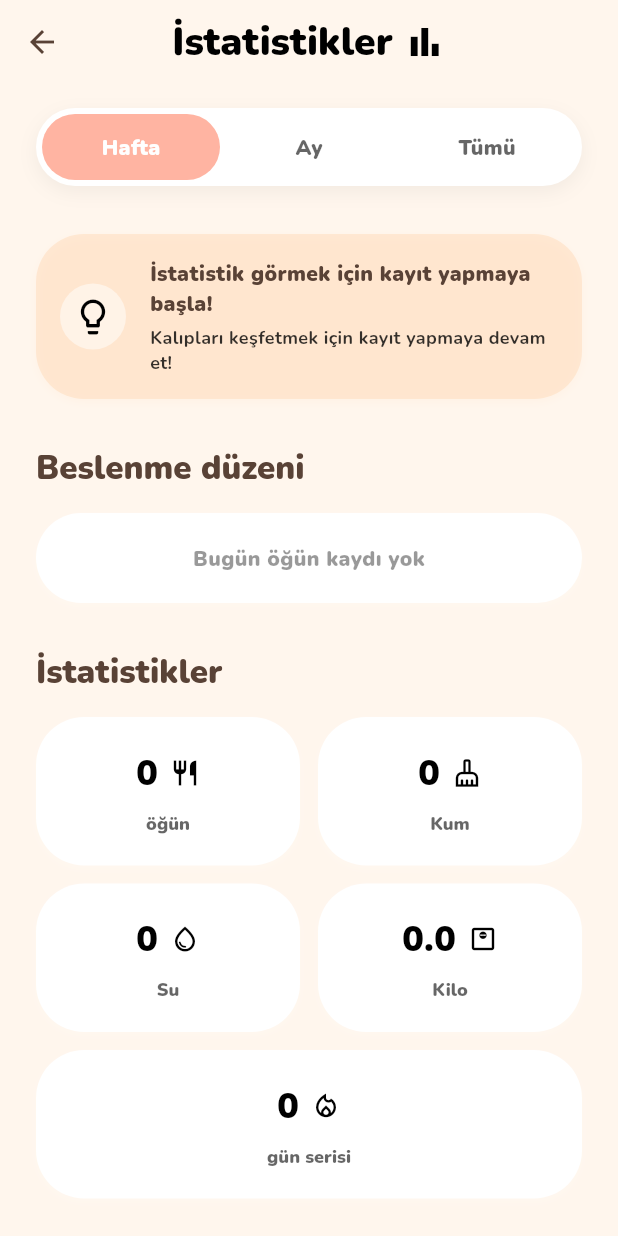
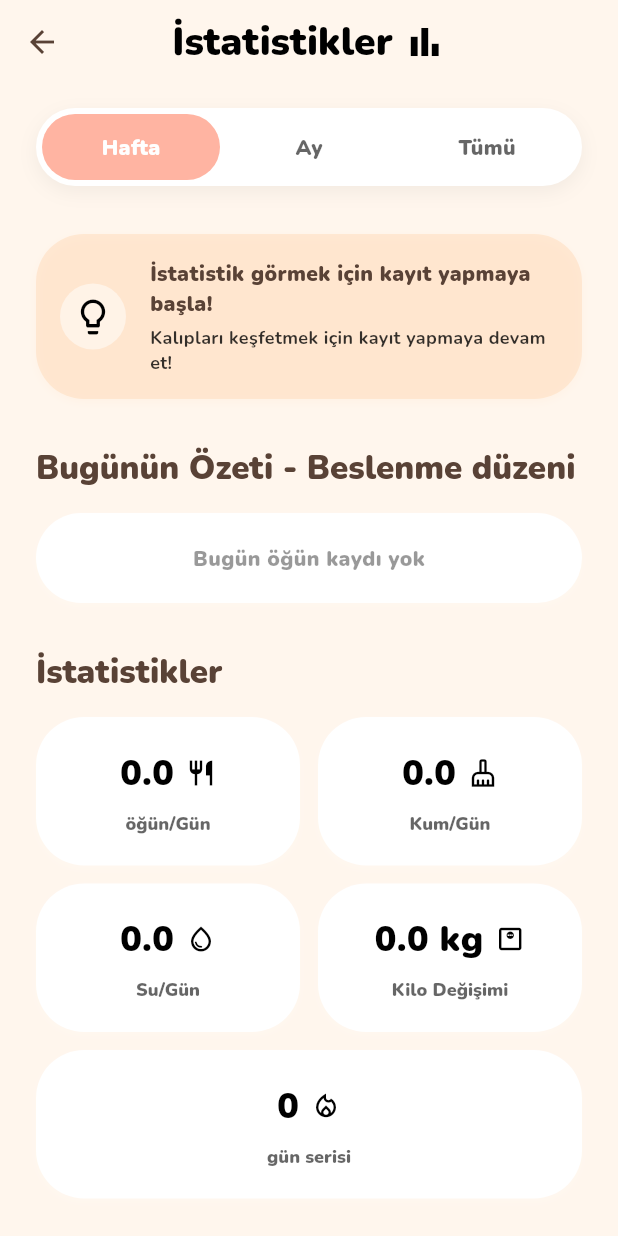
Before and after one commit to MuhammetEminGerim/kedo-takip, a Flutter app: the AnalyticsScreen screen opened directly, on a phone screen of 412 x 824 dp. Run offline on Flutter 3.47's test engine with Material 3 defaults, Android fonts, the phone set to English and light mode, and no system bars; our stand-ins replace fl_chart, fluentui_system_icons, flutter_image_compress, flutter_local_notifications, flutter_riverpod, flutter_secure_storage and 7 more; missing offline and left inert: exif; accounts and stored records are empty.

Commit message:
update analytics logic and care history layout

```diff
--- a/lib/features/analytics/screens/analytics_screen.dart
+++ b/lib/features/analytics/screens/analytics_screen.dart
@@ -44,15 +44,42 @@ class _AnalyticsScreenState extends ConsumerState<AnalyticsScreen> {
     int daysBack = _selectedTab == 'Week' ? 7 : _selectedTab == 'Month' ? 30 : 365;
     final startDate = today.subtract(Duration(days: daysBack - 1));
 
+    // Calculate effective days for averages
+    int effectiveDays = daysBack;
+    if (careLogs.isNotEmpty) {
+      final firstLogDate = careLogs.map((l) => l.timestamp).reduce((a, b) => a.isBefore(b) ? a : b);
+      final daysSinceFirstLog = today.difference(DateTime(firstLogDate.year, firstLogDate.month, firstLogDate.day)).inDays + 1;
+      if (daysSinceFirstLog < effectiveDays) {
+        effectiveDays = daysSinceFirstLog > 0 ? daysSinceFirstLog : 1;
+      }
+    } else {
+      effectiveDays = 1;
+    }
+
     // Filter records by time range
     final filteredLogs = careLogs.where((l) => l.timestamp.isAfter(startDate)).toList();
 
-    // Calculate real stats
+    // Calculate averages
     final totalMeals = filteredLogs.where((l) => l.type == 'food').length;
+    final avgMeals = (totalMeals / effectiveDays).toStringAsFixed(1);
+
     final totalLitter = filteredLogs.where((l) => l.type == 'litter').length;
+    final avgLitter = (totalLitter / effectiveDays).toStringAsFixed(1);
+
     final totalWater = filteredLogs.where((l) => l.type == 'water').length;
-    final weightLogsList = filteredLogs.where((l) => l.type == 'weight').toList()..sort((a, b) => b.timestamp.compareTo(a.timestamp));
-    final latestWeight = weightLogsList.isNotEmpty ? (weightLogsList.first.value ?? '0.0') : '0.0';
+    final avgWater = (totalWater / effectiveDays).toStringAsFixed(1);
+
+    // Calculate Weight Delta
+    final weightLogsList = filteredLogs.where((l) => l.type == 'weight').toList()..sort((a, b) => a.timestamp.compareTo(b.timestamp));
+    String weightDeltaStr = '0.0 kg';
+    if (weightLogsList.length >= 2) {
+      final latestW = double.tryParse(weightLogsList.last.value?.replaceAll(',', '.') ?? '0') ?? 0.0;
+      final oldestW = double.tryParse(weightLogsList.first.value?.replaceAll(',', '.') ?? '0') ?? 0.0;
+      final delta = latestW - oldestW;
+      weightDeltaStr = '${delta > 0 ? '+' : ''}${delta.toStringAsFixed(1)} kg';
+    } else if (weightLogsList.length == 1) {
+      weightDeltaStr = '0.0 kg';
+    }
     final streak = _calculateStreak(careLogs);
 
     // Get today's food logs for timeline
@@ -167,7 +194,7 @@ class _AnalyticsScreenState extends ConsumerState<AnalyticsScreen> {
 
               const SizedBox(height: 32),
 
-              Text(AppStrings.get('feeding_pattern'), style: Theme.of(context).textTheme.titleLarge?.copyWith(fontWeight: FontWeight.w900)),
+              Text('${AppStrings.get('today_summary')} - ${AppStrings.get('feeding_pattern')}', style: Theme.of(context).textTheme.titleLarge?.copyWith(fontWeight: FontWeight.w900)),
               const SizedBox(height: 16),
               _buildFeedingTimeline(todayFoodLogs, isModern),
 
@@ -179,18 +206,18 @@ class _AnalyticsScreenState extends ConsumerState<AnalyticsScreen> {
                 child: Row(
                   crossAxisAlignment: CrossAxisAlignment.stretch,
                   children: [
-                    Expanded(child: _buildStatBox('$totalMeals', AppStrings.get('meals'), Icons.restaurant_outlined, isModern)),
+                    Expanded(child: _buildStatBox(avgMeals, '${AppStrings.get('meals')}/Gün', Icons.restaurant_outlined, isModern)),
                     const SizedBox(width: 12),
-                    Expanded(child: _buildStatBox('$totalLitter', AppStrings.get('litter'), Icons.cleaning_services_outlined, isModern)),
+                    Expanded(child: _buildStatBox(avgLitter, '${AppStrings.get('litter')}/Gün', Icons.cleaning_services_outlined, isModern)),
                   ],
                 ),
               ),
               const SizedBox(height: 12),
               Row(
                 children: [
-                  Expanded(child: _buildStatBox('$totalWater', AppStrings.get('water'), Icons.water_drop_outlined, isModern)),
+                  Expanded(child: _buildStatBox(avgWater, '${AppStrings.get('water')}/Gün', Icons.water_drop_outlined, isModern)),
                   const SizedBox(width: 12),
-                  Expanded(child: _buildStatBox(latestWeight, AppStrings.get('weight'), Icons.monitor_weight_outlined, isModern)),
+                  Expanded(child: _buildStatBox(weightDeltaStr, 'Kilo Değişimi', Icons.monitor_weight_outlined, isModern)),
                 ],
               ),
               const SizedBox(height: 12),
```
Also changed, not shown: lib/features/care_tracking/screens/care_screen.dart (+39 -6 lines).
